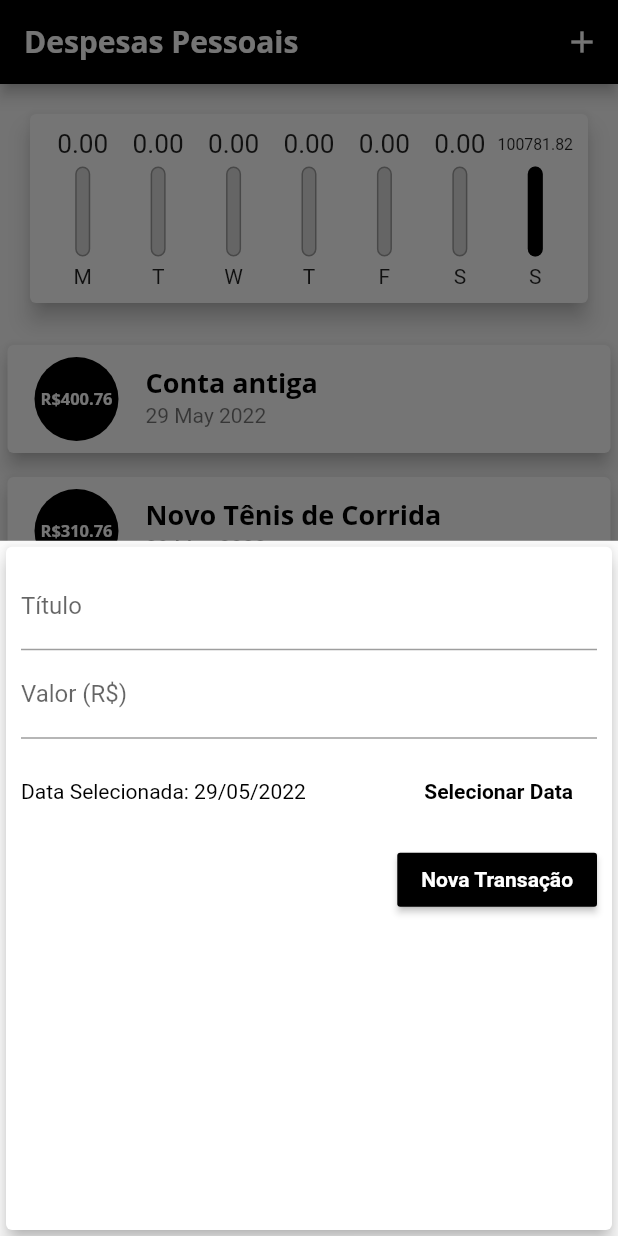
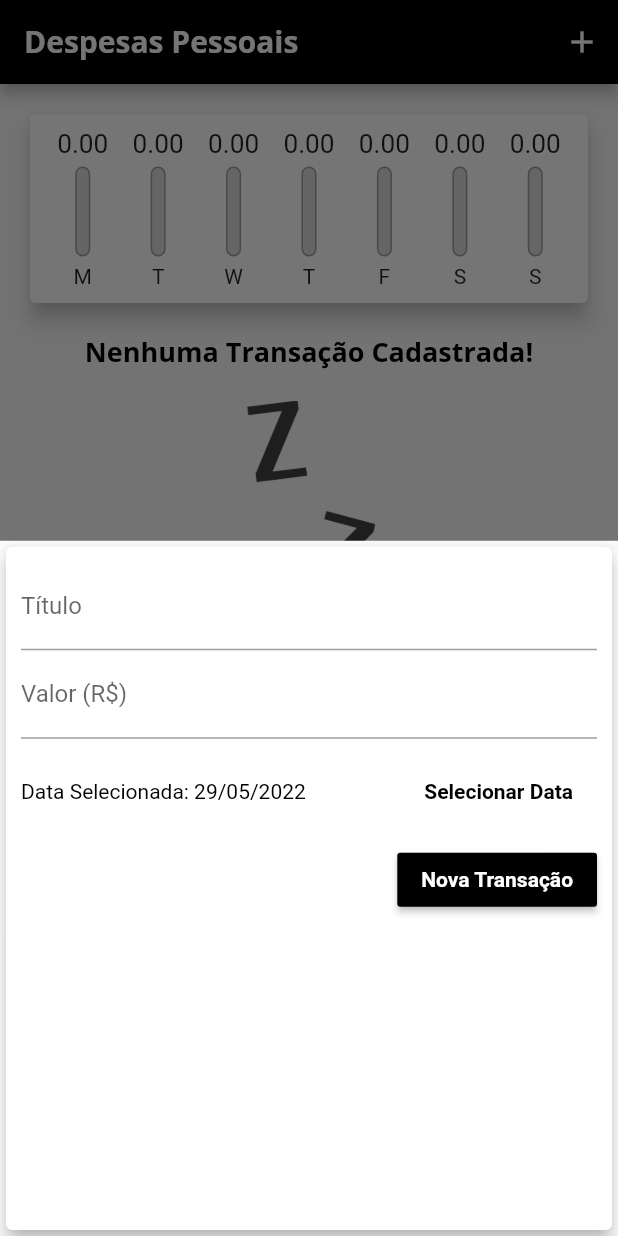
Before and after one commit to colombolucas/expensesApp, a Flutter app: the screen it shows after launch, after a tap on the "add" icon, on a phone screen of 412 x 824 dp. Run offline on Flutter 3.47's test engine with Material 2 defaults, Android fonts, the phone set to English and light mode, and no system bars; missing offline and left inert: dart:html.

```diff
--- a/lib/components/chart.dart
+++ b/lib/components/chart.dart
@@ -53,8 +53,9 @@ class Chart extends StatelessWidget {
               child: ChartBar(
                 label: tr['day'].toString(),
                 value: double.parse(tr['value'].toString()),
-                percentage:
-                    double.parse(tr['value'].toString()) / _weekTotalValue,
+                percentage: _weekTotalValue == 0
+                    ? 0
+                    : double.parse(tr['value'].toString()) / _weekTotalValue,
               ),
             );
           }).toList(),
--- a/lib/components/transaction_form.dart
+++ b/lib/components/transaction_form.dart
@@ -3,7 +3,7 @@ import 'transaction_list.dart';
 import 'package:intl/intl.dart';
 
 class TransactionForm extends StatefulWidget {
-  final void Function(String, double) onSubmit;
+  final void Function(String, double, DateTime) onSubmit;
 
   TransactionForm(this.onSubmit);
 
@@ -20,10 +20,10 @@ class _TransactionFormState extends State<TransactionForm> {
     final title = _titleController.text;
     final value = double.tryParse(_valueController.text) ?? 0.0;
 
-    if (title.isEmpty || value <= 0 || value.isNaN) {
+    if (title.isEmpty || value <= 0 || value.isNaN || _selectedDate == null) {
       return;
     }
-    widget.onSubmit(title, value);
+    widget.onSubmit(title, value, _selectedDate);
   }
 
   _showDatePicker() {
--- a/lib/components/transaction_list.dart
+++ b/lib/components/transaction_list.dart
@@ -1,16 +1,18 @@
 import 'package:flutter/material.dart';
 import '../models/transaction.dart';
 import 'package:intl/intl.dart';
+import 'package:expenses/main.dart';
 
 class TransactionList extends StatelessWidget {
   final List<Transaction> transactions;
+  final void Function(String) onRemove;
 
-  TransactionList(this.transactions);
+  TransactionList(this.transactions, this.onRemove);
 
   @override
   Widget build(BuildContext context) {
     return Container(
-      height: 300,
+      height: 430,
       child: transactions.isEmpty
           ? Column(
               children: [
@@ -61,6 +63,10 @@ class TransactionList extends StatelessWidget {
                     subtitle: Text(
                       DateFormat('d MMM y').format(tr.date),
                     ),
+                    trailing: IconButton(
+                        color: Theme.of(context).errorColor,
+                        onPressed: () => onRemove(tr.id),
+                        icon: Icon(Icons.delete)),
                   ),
                 );
               },
--- a/lib/components/transaction_user.dart
+++ b/lib/components/transaction_user.dart
@@ -13,12 +13,12 @@ class TransactionUser extends StatefulWidget {
 class _TransactionUserState extends State<TransactionUser> {
   final List<Transaction> _transactions = [];
 
-  _addTransaction(String title, double value) {
+  _addTransaction(String title, double value, DateTime date) {
     final newTransaction = Transaction(
       id: Random().nextDouble().toString(),
       title: title,
       value: value,
-      date: DateTime.now(),
+      date: date,
     );
 
     setState(() {
@@ -31,7 +31,6 @@ class _TransactionUserState extends State<TransactionUser> {
     return Column(
       children: [
         TransactionForm(_addTransaction),
-        TransactionList(_transactions),
       ],
     );
   }
--- a/lib/main.dart
+++ b/lib/main.dart
@@ -63,38 +63,7 @@ class MyHomePage extends StatefulWidget {
 }
 
 class _MyHomePageState extends State<MyHomePage> {
-  final List<Transaction> _transactions = [
-    Transaction(
-      id: 't0',
-      title: 'Conta antiga',
-      value: 400.76,
-      date: DateTime.now(),
-    ),
-    Transaction(
-      id: 't1',
-      title: 'Novo Tênis de Corrida',
-      value: 310.76,
-      date: DateTime.now(),
-    ),
-    Transaction(
-      id: 't2',
-      title: 'Cinema com a Gata',
-      value: 60.0,
-      date: DateTime.now(),
-    ),
-    Transaction(
-      id: 't3',
-      title: 'Cartão de Crédito',
-      value: 100000.0,
-      date: DateTime.now(),
-    ),
-    Transaction(
-      id: 't4',
-      title: 'Lanche',
-      value: 10.30,
-      date: DateTime.now(),
-    ),
-  ];
+  final List<Transaction> _transactions = [];
 
   List<Transaction> get _recentTransactions {
     return _transactions.where((tr) {
@@ -104,12 +73,12 @@ class _MyHomePageState extends State<MyHomePage> {
     }).toList();
   }
 
-  _addTransaction(String title, double value) {
+  _addTransaction(String title, double value, DateTime date) {
     final newTransaction = Transaction(
       id: Random().nextDouble().toString(),
       title: title,
       value: value,
-      date: DateTime.now(),
+      date: date,
     );
 
     setState(() {
@@ -117,6 +86,12 @@ class _MyHomePageState extends State<MyHomePage> {
     });
 
     Navigator.of(context).pop();
+  }
+
+  _removeTransaction(String id) {
+    setState(() {
+      _transactions.removeWhere((tr) => tr.id == id);
+    });
   }
 
   _openTransactionFormModal(BuildContext context) {
@@ -148,7 +123,7 @@ class _MyHomePageState extends State<MyHomePage> {
           crossAxisAlignment: CrossAxisAlignment.stretch,
           children: <Widget>[
             Chart(_recentTransactions),
-            TransactionList(_transactions),
+            TransactionList(_transactions, _removeTransaction),
           ],
         ),
       ),
```
